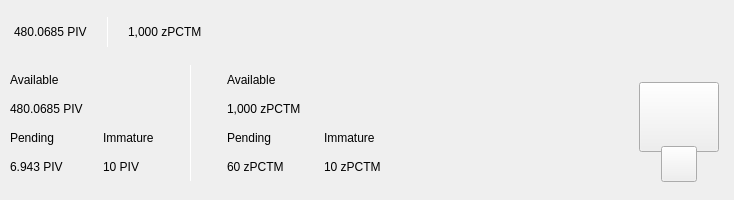
Above: src/qt/pivx/forms/topbar.ui from Gh0st-N1njA/ALNJCoin before the change. Below: the same form after it.
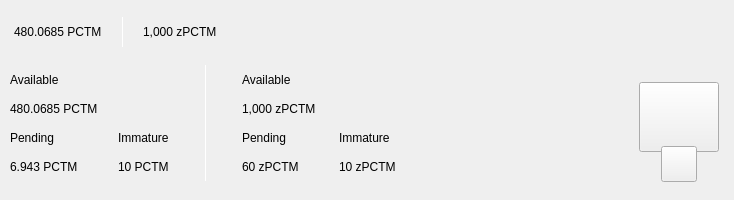
That is the form after the change. Custom widgets are drawn as their Qt base class.

Patch:
```diff
--- a/src/qt/pivx/forms/topbar.ui
+++ b/src/qt/pivx/forms/topbar.ui
@@ -119,7 +119,7 @@
                <string notr="true">padding:0px;margin:0px;</string>
               </property>
               <property name="text">
-               <string notr="true">480.0685 PIV</string>
+               <string notr="true">480.0685 PCTM</string>
               </property>
              </widget>
             </item>
@@ -408,7 +408,7 @@
                <item>
                 <widget class="QLabel" name="labelAmountPiv">
                  <property name="text">
-                  <string notr="true">480.0685 PIV</string>
+                  <string notr="true">480.0685 PCTM</string>
                  </property>
                 </widget>
                </item>
@@ -431,7 +431,7 @@
                  <item>
                   <widget class="QLabel" name="labelPendingPiv">
                    <property name="text">
-                    <string notr="true">6.943 PIV</string>
+                    <string notr="true">6.943 PCTM</string>
                    </property>
                   </widget>
                  </item>
@@ -465,7 +465,7 @@
                  <item>
                   <widget class="QLabel" name="labelImmaturePiv">
                    <property name="text">
-                    <string notr="true">10 PIV</string>
+                    <string notr="true">10 PCTM</string>
                    </property>
                   </widget>
                  </item>
```
